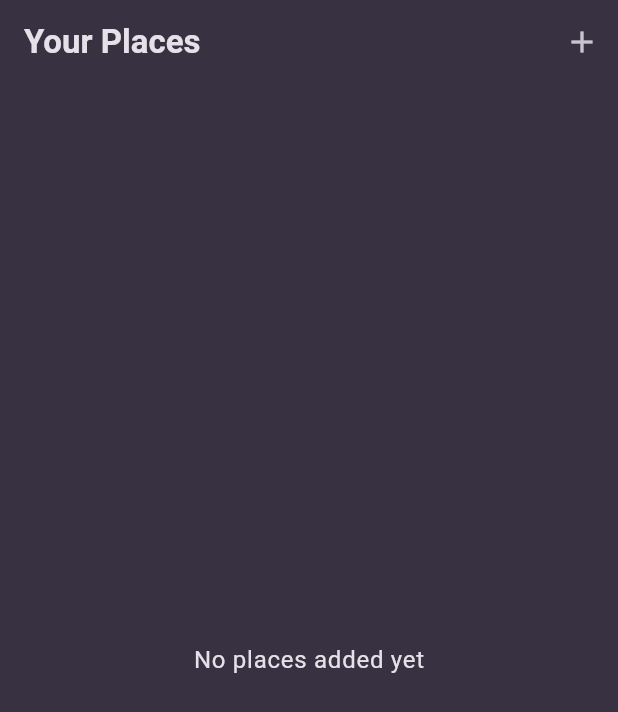
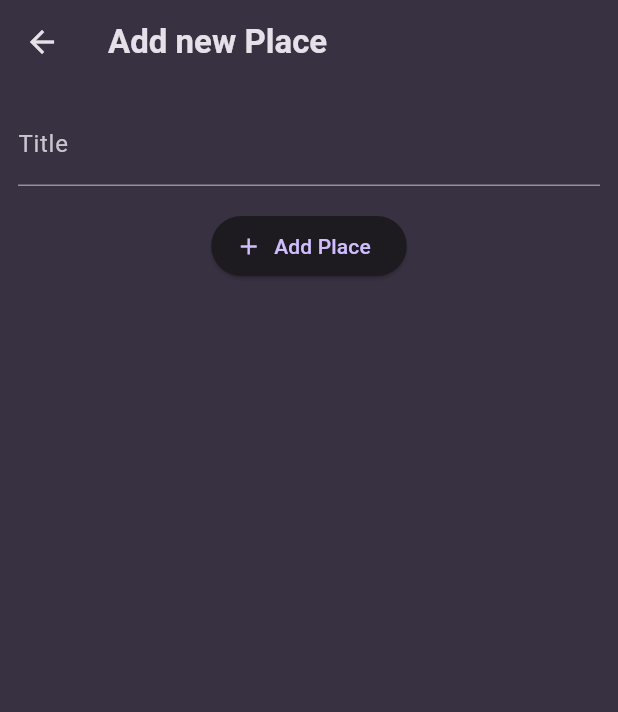
Before and after one commit to javakanaya/flutter-udemy, a Flutter app: the screen it shows after launch, after a tap on the "add" icon, on a phone screen of 412 x 824 dp. Shown: the top 712 px of the screen. Run offline on Flutter 3.47's test engine with Material 3 defaults, Android fonts, the phone set to English and light mode, and no system bars; our stand-ins replace flutter_riverpod, google_fonts, transparent_image.

Commit message:
feat: add place screen

```diff
--- a/favorite_places/lib/screens/add_place.dart
+++ b/favorite_places/lib/screens/add_place.dart
@@ -0,0 +1,49 @@
+import 'package:flutter/material.dart';
+
+class AddPlaceScreen extends StatefulWidget {
+  const AddPlaceScreen({super.key});
+
+  @override
+  State<StatefulWidget> createState() {
+    return _AddPlaceScreenState();
+  }
+}
+
+class _AddPlaceScreenState extends State<AddPlaceScreen> {
+  final _titleController = TextEditingController();
+
+  @override
+  void dispose() {
+    _titleController.dispose();
+    super.dispose();
+  }
+
+  @override
+  Widget build(BuildContext context) {
+    return Scaffold(
+      appBar: AppBar(
+        title: const Text('Add new Place'),
+      ),
+      body: SingleChildScrollView(
+        padding: const EdgeInsets.all(12),
+        child: Column(
+          children: [
+            TextField(
+              decoration: const InputDecoration(labelText: 'Title'),
+              controller: _titleController,
+              style: TextStyle(
+                color: Theme.of(context).colorScheme.onSurface,
+              ),
+            ),
+            const SizedBox(height: 16),
+            ElevatedButton.icon(
+              onPressed: () {},
+              icon: const Icon(Icons.add),
+              label: const Text('Add Place'),
+            ),
+          ],
+        ),
+      ),
+    );
+  }
+}
--- a/favorite_places/lib/screens/places.dart
+++ b/favorite_places/lib/screens/places.dart
@@ -1,3 +1,4 @@
+import 'package:favorite_places/screens/add_place.dart';
 import 'package:favorite_places/widgets/places_list.dart';
 import 'package:flutter/material.dart';
 
@@ -12,7 +13,13 @@ class PlacesScreen extends StatelessWidget {
         actions: [
           IconButton(
             icon: const Icon(Icons.add),
-            onPressed: () {},
+            onPressed: () {
+              Navigator.of(context).push(
+                MaterialPageRoute(
+                  builder: (ctx) => const AddPlaceScreen(),
+                ),
+              );
+            },
           ),
         ],
       ),
```
